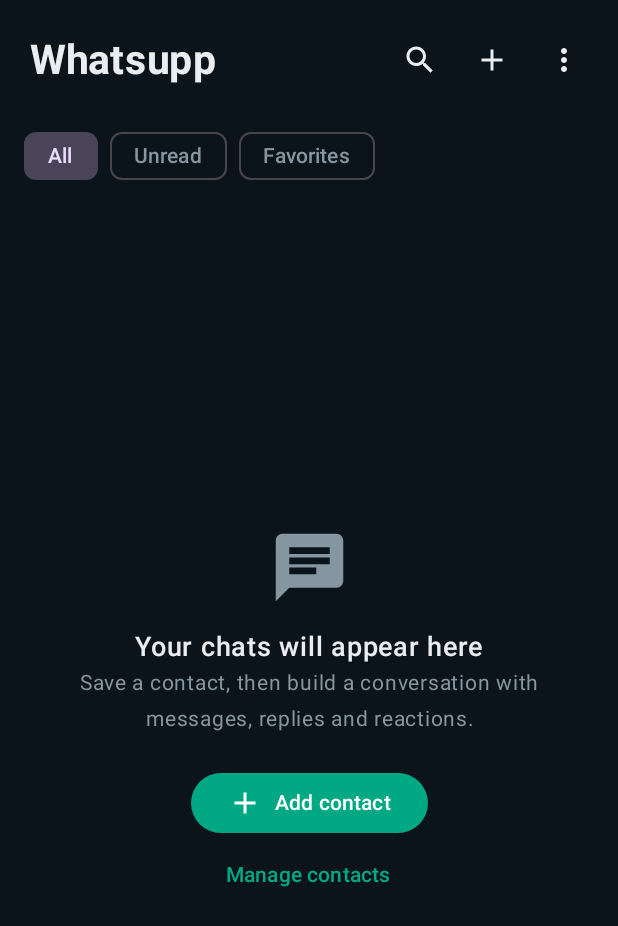
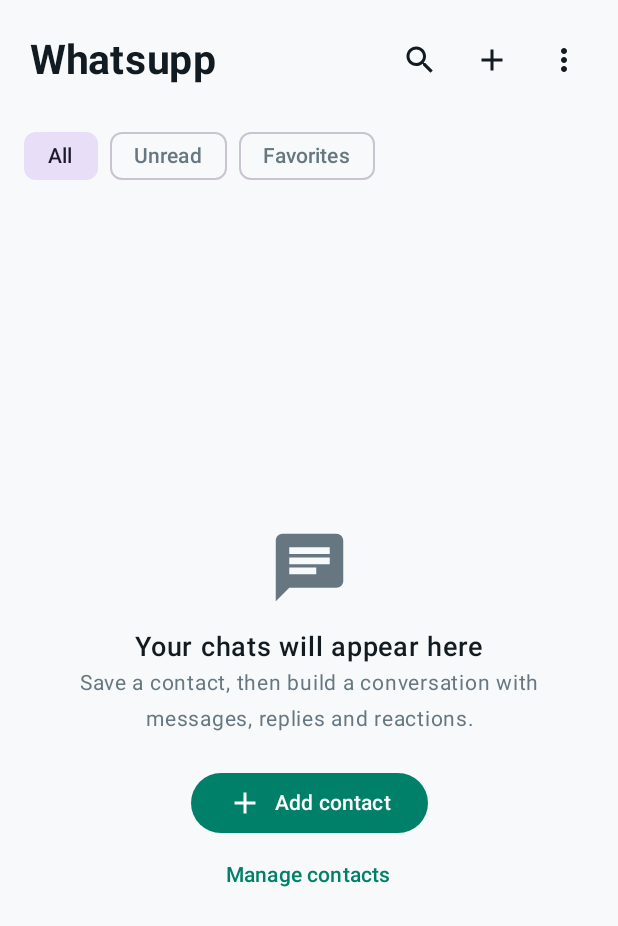
Before and after one commit to Sirrlevi/Whatsupp, an Android app built with Jetpack Compose: the screen it shows after launch (MainActivity), on a phone screen of 412 x 824 dp. Shown: the top 926 px of the screen. Run offline under Robolectric (Android 15) with nearby library versions, the phone set to English and light mode, and no system bars; our stand-ins replace Room's generated code.

Commit message:
Add persistent system light and dark themes

```diff
--- a/app/src/main/java/com/sirrlevi/whatsupp/MainActivity.kt
+++ b/app/src/main/java/com/sirrlevi/whatsupp/MainActivity.kt
@@ -5,6 +5,8 @@ package com.sirrlevi.whatsupp
 import android.graphics.Bitmap
 import android.graphics.Canvas
 import android.content.Intent
+import android.content.Context
+import android.content.res.Configuration
 import android.net.Uri
 import android.os.Bundle
 import android.provider.ContactsContract
@@ -69,15 +71,19 @@ import androidx.compose.material3.Scaffold
 import androidx.compose.material3.Switch
 import androidx.compose.material3.Text
 import androidx.compose.material3.TextButton
+import androidx.compose.material3.RadioButton
 import androidx.compose.material3.darkColorScheme
+import androidx.compose.material3.lightColorScheme
 import androidx.compose.runtime.*
 import androidx.compose.ui.Alignment
 import androidx.compose.ui.Modifier
 import androidx.compose.ui.draw.clip
+import androidx.compose.ui.draw.alpha
 import androidx.compose.ui.draw.drawBehind
 import androidx.compose.ui.geometry.Offset
 import androidx.compose.ui.graphics.drawscope.Stroke
 import androidx.compose.ui.graphics.Color
+import androidx.compose.ui.graphics.toArgb
 import androidx.compose.ui.layout.ContentScale
 import androidx.compose.ui.platform.LocalContext
 import androidx.compose.ui.platform.LocalView
@@ -94,25 +100,36 @@ import com.sirrlevi.whatsupp.ui.ChatFormatting
 import kotlinx.coroutines.launch
 import java.util.UUID
 
-private val AppBg = Color(0xFF0B141A)
-private val AppSurface = Color(0xFF202C33)
-private val AppSurface2 = Color(0xFF111B21)
-private val AppGreen = Color(0xFF075E54)
-private val AppAccent = Color(0xFF00A884)
-private val AppText = Color(0xFFE9EDEF)
-private val AppMuted = Color(0xFF8696A0)
-private val IncomingBubble = Color(0xFF202C33)
-private val OutgoingBubble = Color(0xFF005C4B)
+private object ThemeState {
+    var mode by mutableStateOf("system")
+    var systemIsDark by mutableStateOf(true)
+    val isDark: Boolean get() = when (mode) {
+        "dark" -> true
+        "light" -> false
+        else -> systemIsDark
+    }
+}
+
+private val AppBg: Color get() = if (ThemeState.isDark) Color(0xFF0B141A) else Color(0xFFF7F9FA)
+private val AppSurface: Color get() = if (ThemeState.isDark) Color(0xFF202C33) else Color(0xFFFFFFFF)
+private val AppSurface2: Color get() = if (ThemeState.isDark) Color(0xFF111B21) else Color(0xFFF0F2F5)
+private val AppGreen: Color get() = if (ThemeState.isDark) Color(0xFF075E54) else Color(0xFF008069)
+private val AppAccent: Color get() = if (ThemeState.isDark) Color(0xFF00A884) else Color(0xFF008069)
+private val AppText: Color get() = if (ThemeState.isDark) Color(0xFFE9EDEF) else Color(0xFF111B21)
+private val AppMuted: Color get() = if (ThemeState.isDark) Color(0xFF8696A0) else Color(0xFF667781)
+private val IncomingBubble: Color get() = if (ThemeState.isDark) Color(0xFF202C33) else Color(0xFFFFFFFF)
+private val OutgoingBubble: Color get() = if (ThemeState.isDark) Color(0xFF005C4B) else Color(0xFFD9FDD3)
 
 class MainActivity : ComponentActivity() {
     override fun onCreate(savedInstanceState: Bundle?) {
         super.onCreate(savedInstanceState)
         val database = WhatsuppDatabase.get(applicationContext)
-        window.statusBarColor = android.graphics.Color.rgb(11, 20, 26)
-        window.navigationBarColor = android.graphics.Color.rgb(11, 20, 26)
+        val preferences = getSharedPreferences("whatsupp-preferences", Context.MODE_PRIVATE)
+        ThemeState.mode = preferences.getString("theme_mode", "system") ?: "system"
+        ThemeState.systemIsDark = (resources.configuration.uiMode and Configuration.UI_MODE_NIGHT_MASK) == Configuration.UI_MODE_NIGHT_YES
         setContent {
-            MaterialTheme(
-                colorScheme = darkColorScheme(
+            val scheme = if (ThemeState.isDark) {
+                darkColorScheme(
                     primary = AppAccent,
                     onPrimary = Color.White,
                     secondary = Color(0xFF53BDEB),
@@ -123,7 +140,24 @@ class MainActivity : ComponentActivity() {
                     surfaceVariant = AppSurface2,
                     onSurfaceVariant = AppMuted
                 )
-            ) {
+            } else {
+                lightColorScheme(
+                    primary = AppAccent,
+                    onPrimary = Color.White,
+                    secondary = Color(0xFF087F72),
+                    background = AppBg,
+                    onBackground = AppText,
+                    surface = AppSurface,
+                    onSurface = AppText,
+                    surfaceVariant = AppSurface2,
+                    onSurfaceVariant = AppMuted
+                )
+            }
+            SideEffect {
+                window.statusBarColor = AppBg.toArgb()
+                window.navigationBarColor = AppBg.toArgb()
+            }
+            MaterialTheme(colorScheme = scheme) {
                 WhatsuppApp(database)
             }
         }
@@ -140,6 +174,7 @@ private fun WhatsuppApp(database: WhatsuppDatabase) {
     var editingContact by remember { mutableStateOf<ContactEntity?>(null) }
     var showNewContact by remember { mutableStateOf(false) }
     var showSettings by remember { mutableStateOf(false) }
+    var themeMode by remember { mutableStateOf(ThemeState.mode) }
     var snackbarText by remember { mutableStateOf<String?>(null) }
     val snackbarHost = remember { androidx.compose.material3.SnackbarHostState() }
 
@@ -189,6 +224,13 @@ private fun WhatsuppApp(database: WhatsuppDatabase) {
                     onDelete = { contact -> scope.launch { database.contactDao().delete(contact.id); notify("Contact deleted") } }
                 )
                 route == "settings" -> SettingsScreen(
+                    themeMode = themeMode,
+                    onThemeModeChange = { selected ->
+                        themeMode = selected
+                        ThemeState.mode = selected
+                        context.getSharedPreferences("whatsupp-preferences", Context.MODE_PRIVATE)
+                            .edit().putString("theme_mode", selected).apply()
+                    },
                     onBack = { route = "home" },
                     onManageContacts = { route = "contacts" },
                     onClearData = {
@@ -1230,8 +1272,15 @@ private fun ProfileToggleRow(icon: androidx.compose.ui.graphics.vector.ImageVect
 }
 
 @Composable
-private fun SettingsScreen(onBack: () -> Unit, onManageContacts: () -> Unit, onClearData: () -> Unit) {
+private fun SettingsScreen(
+    themeMode: String,
+    onThemeModeChange: (String) -> Unit,
+    onBack: () -> Unit,
+    onManageContacts: () -> Unit,
+    onClearData: () -> Unit
+) {
     var showConfirm by remember { mutableStateOf(false) }
+    var showThemeDialog by remember { mutableStateOf(false) }
     Column(Modifier.fillMaxSize().background(AppBg)) {
         Row(Modifier.fillMaxWidth().height(58.dp).background(AppSurface2).padding(horizontal = 8.dp), verticalAlignment = Alignment.CenterVertically) {
             IconButton(onClick = onBack) { Icon(Icons.AutoMirrored.Filled.ArrowBack, null) }
@@ -1249,7 +1298,7 @@ private fun SettingsScreen(onBack: () -> Unit, onManageContacts: () -> Unit, onC
         }
         Divider(color = Color(0xFF27343A))
         ProfileInfoRow(Icons.Default.Contacts, "Contacts and chat profiles", "Create, import, edit or delete local contacts", onManageContacts)
-        ProfileInfoRow(Icons.Default.Wallpaper, "Chat appearance", "Dark conversation layout") { }
+        ProfileInfoRow(Icons.Default.Wallpaper, "Chats", "Theme, chat wallpapers and saved history") { showThemeDialog = true }
         ProfileInfoRow(Icons.Default.Shield, "Privacy and safety", "No messaging, calling or internet permission") { }
         ProfileInfoRow(Icons.Default.Info, "About", "Conversation edits stay on this device") { }
         Spacer(Modifier.weight(1f))
@@ -1257,6 +1306,27 @@ private fun SettingsScreen(onBack: () -> Unit, onManageContacts: () -> Unit, onC
             Icon(Icons.Default.Delete, null); Spacer(Modifier.width(8.dp)); Text("Clear all local data")
         }
         Text("Whatsupp · Conversation composer", color = AppMuted, fontSize = 10.sp, modifier = Modifier.align(Alignment.CenterHorizontally).padding(bottom = 20.dp))
+    }
+    if (showThemeDialog) {
+        AlertDialog(
+            onDismissRequest = { showThemeDialog = false },
+            title = { Text("Choose theme") },
+            text = {
+                Column {
+                    listOf("system" to "System default", "light" to "Light", "dark" to "Dark").forEach { (mode, label) ->
+                        Row(
+                            Modifier.fillMaxWidth().combinedClickable(onClick = { onThemeModeChange(mode); showThemeDialog = false }).padding(vertical = 7.dp),
+                            verticalAlignment = Alignment.CenterVertically
+                        ) {
+                            RadioButton(selected = themeMode == mode, onClick = { onThemeModeChange(mode); showThemeDialog = false })
+                            Spacer(Modifier.width(10.dp))
+                            Text(label, color = AppText)
+                        }
+                    }
+                }
+            },
+            confirmButton = { TextButton(onClick = { showThemeDialog = false }) { Text("Close") } }
+        )
     }
     if (showConfirm) {
         AlertDialog(
```
